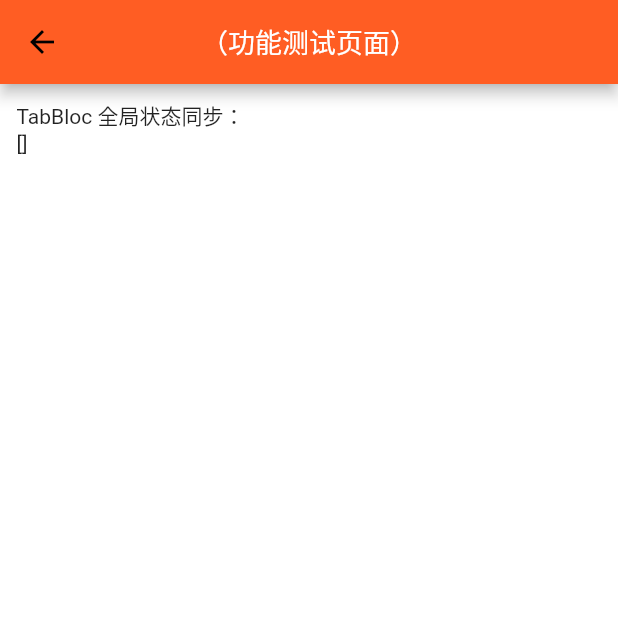
After one commit to yukilzw/dy_flutter, a Flutter app: the IndexPageFocus screen opened directly, on a phone screen of 412 x 824 dp, the top half of it. The commit adds this screen. Run offline on Flutter 3.47's test engine with Material 2 defaults, Android fonts, the phone set to English and light mode, and no system bars; our stand-ins replace bloc, chewie, equatable, flutter_bloc, flutter_screenutil, flutter_swiper and 2 more; network calls fail.

Commit message:
update bloc

```diff
--- a/lib/bloc.dart
+++ b/lib/bloc.dart
@@ -2,12 +2,13 @@
  * @discripe: bloc全局状态管理
  */
 import 'package:bloc/bloc.dart';
+import 'package:equatable/equatable.dart';
 
 enum CounterEvent { increment, decrement }
 
 class CounterBloc extends Bloc<CounterEvent, int> {
   @override
-  int get initialState => 0;
+  int get initialState => 21567;
 
   @override
   Stream<int> mapEventToState(CounterEvent event) async* {
@@ -20,5 +21,31 @@ class CounterBloc extends Bloc<CounterEvent, int> {
         break;
     }
   }
+}
 
+
+abstract class TabEvent extends Equatable {
+  TabEvent([List props = const []]) : super(props);
 }
+
+class UpdateTab extends TabEvent {
+  final List tab;
+
+  UpdateTab(this.tab) : super([tab]);
+
+  @override
+  String toString() => 'UpdateTab { tab: $tab }';
+}
+
+
+class TabBloc extends Bloc<TabEvent, List> {
+  @override
+  List get initialState => [];
+
+  @override
+  Stream<List> mapEventToState(TabEvent event) async* {
+    if (event is UpdateTab) {
+      yield event.tab;
+    }
+  }
+}
--- /dev/null
+++ b/lib/dy_index/focus.dart
@@ -0,0 +1,44 @@
+/**
+ * @discripe: 关注
+ */
+import 'package:flutter/material.dart';
+import 'package:flutter_bloc/flutter_bloc.dart';
+import 'package:flutter_screenutil/flutter_screenutil.dart';
+
+import '../bloc.dart';
+import '../base.dart';
+
+class IndexPageFocus extends StatelessWidget with DYBase {
+
+  @override
+  Widget build(BuildContext context) {
+    ScreenUtil.instance = ScreenUtil(width: DYBase.dessignWidth)..init(context);
+    return BlocBuilder<TabBloc, List>(
+      builder: (context, navList) {
+        return Scaffold(
+          appBar: AppBar(
+            title:Text('（功能测试页面）'),
+            centerTitle: true,
+            backgroundColor: DYBase.defaultColor,
+            brightness: Brightness.dark,
+            textTheme: TextTheme(
+              title: TextStyle(
+                color: Colors.white,
+                fontSize: 18,
+              ),
+            )
+          ),
+          body: Padding(
+            padding: EdgeInsets.all(dp(10)),
+              child: Column(
+              children: <Widget>[
+                Text('TabBloc 全局状态同步：\n${navList.toString()}'),
+              ],
+            ),
+          ),
+        );
+      }
+    );
+  }
+
+}
--- a/lib/main.dart
+++ b/lib/main.dart
@@ -30,9 +30,16 @@ class DyApp extends StatelessWidget {
 
   @override
   Widget build(BuildContext context) {
-    return BlocProvider<CounterBloc>(
-        builder: (context) => CounterBloc(),
-        child: MaterialApp(
+    return MultiBlocProvider(
+      providers: [
+        BlocProvider<CounterBloc>(
+          builder: (context) => CounterBloc(),
+        ),
+        BlocProvider<TabBloc>(
+          builder: (context) => TabBloc(),
+        ),
+      ],
+      child: MaterialApp(
           title: 'DYFlutter',
           theme: ThemeData(
             scaffoldBackgroundColor: Color.fromARGB(255, 255, 255, 255),
--- a/pubspec.yaml
+++ b/pubspec.yaml
@@ -25,7 +25,8 @@ dependencies:
   cupertino_icons: ^0.1.2
   flutter_screenutil: ^0.5.3
   flutter_swiper: ^1.0.6
-  flutter_bloc: ^0.19.1
+  flutter_bloc: ^0.20.0
+  equatable: ^0.3.0
   http: ^0.12.0+2
   chewie: ^0.9.7
 
```
Also changed, not shown: lib/dy_index/index.dart (+15 -12 lines), lib/dy_room/index.dart (+8 -18 lines), pubspec.lock.
